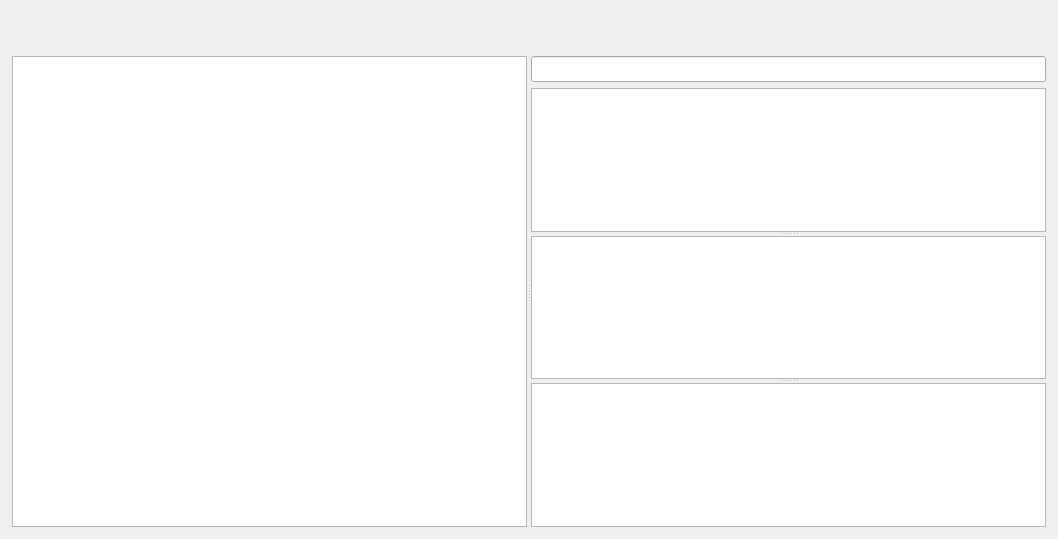
First picture: the form in src/MainWindow.ui, repository BeyondXinXin/RepoReporter, before the edit.
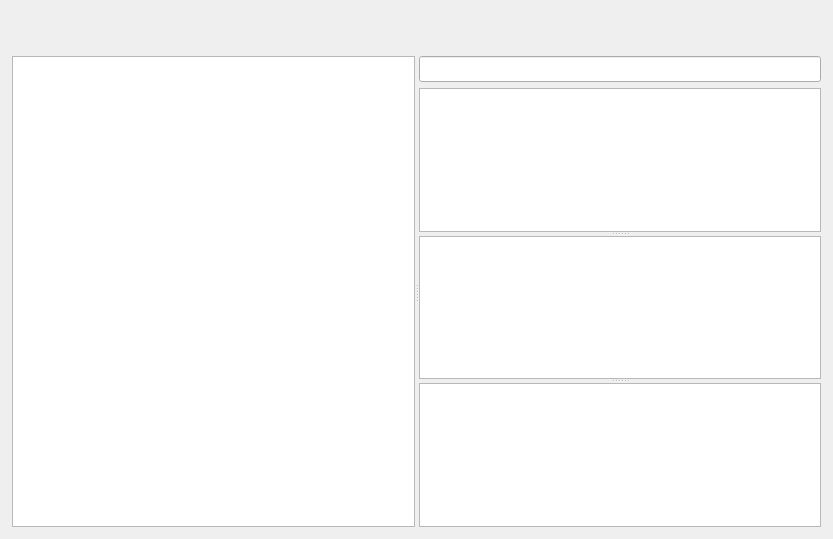
Second picture: the form after the edit. Custom widgets are drawn as their Qt base class.

Diff of the .ui file:
```diff
--- a/src/MainWindow.ui
+++ b/src/MainWindow.ui
@@ -6,7 +6,7 @@
    <rect>
     <x>0</x>
     <y>0</y>
-    <width>1058</width>
+    <width>833</width>
     <height>539</height>
    </rect>
   </property>
```
